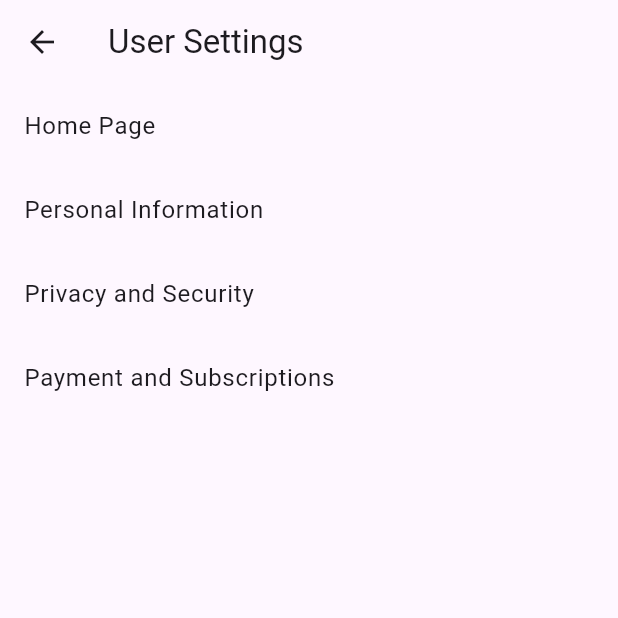
After one commit to GenesisOzzy/Spin-Da-Wheel-game, a Flutter app: the SettingsHomePage screen opened directly, on a phone screen of 412 x 824 dp, the top half of it. The commit adds this screen. Run offline on Flutter 3.47's test engine with Material 3 defaults, Android fonts, the phone set to English and light mode, and no system bars; our stand-ins replace flutter_fortune_wheel, rxdart.

Commit message:
second iteration - creation of the Settings Page

```diff
--- /dev/null
+++ b/lib/settings_home_page.dart
@@ -0,0 +1,42 @@
+import 'package:flutter/material.dart';
+
+class SettingsHomePage extends StatelessWidget {
+  const SettingsHomePage({super.key});
+
+  @override
+  Widget build(BuildContext context) {
+    return Scaffold(
+      appBar: AppBar(
+        title: const Text('User Settings'),
+      ),
+      body: ListView(
+        children: [
+          ListTile(
+            title: const Text('Home Page'),
+            onTap: () {
+              // Navigate to Home Page settings
+            },
+          ),
+          ListTile(
+            title: const Text('Personal Information'),
+            onTap: () {
+              // Navigate to Personal Information settings
+            },
+          ),
+          ListTile(
+            title: const Text('Privacy and Security'),
+            onTap: () {
+              // Navigate to Privacy and Security settings
+            },
+          ),
+          ListTile(
+            title: const Text('Payment and Subscriptions'),
+            onTap: () {
+              // Navigate to Payment and Subscriptions settings
+            },
+          ),
+        ],
+      ),
+    );
+  }
+}
--- a/lib/spinwheel_registration.dart
+++ b/lib/spinwheel_registration.dart
@@ -88,7 +88,7 @@ class _RegistrationPageState extends State<RegistrationPage> {
             SizedBox(height: 32.0),
             ElevatedButton(
               onPressed: () {
-                // Add your registration logic here
+                // Registration logic
                 String name = nameController.text;
                 String email = emailController.text;
                 String password = phoneController.text;
```
Also changed, not shown: lib/spinwheel_home.dart (+16 -8 lines).
